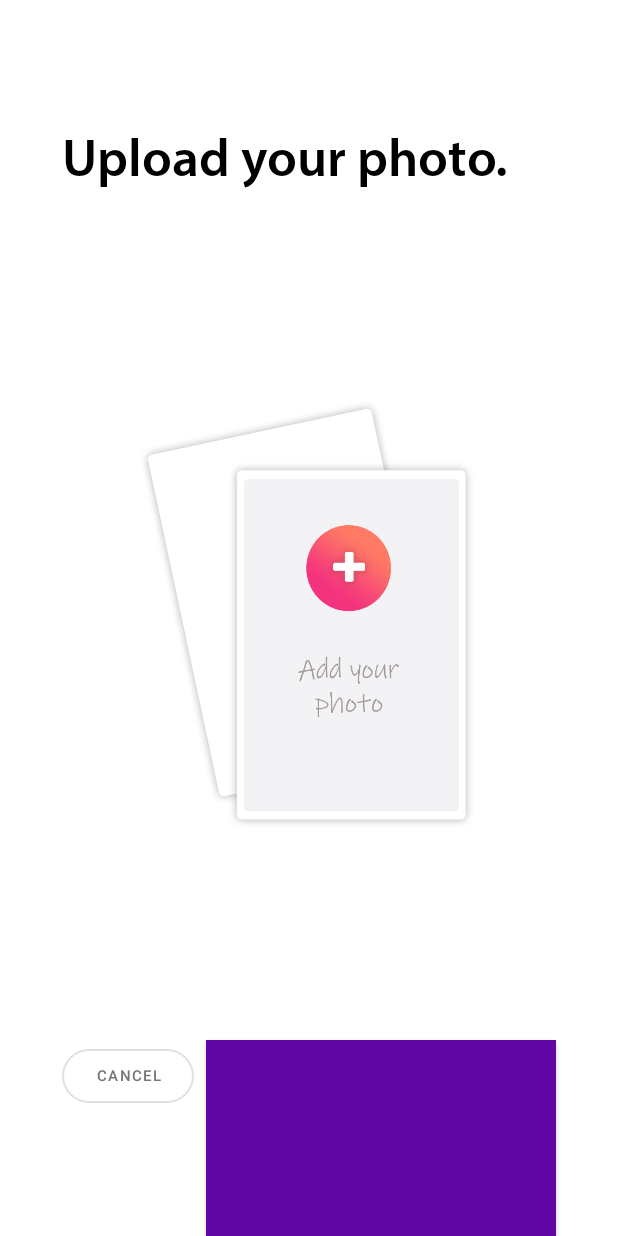
After one commit to Is0git/CameraAPP, an Android app: the AddFragmentOne screen opened through its navigation route, on a phone screen of 412 x 824 dp. The commit adds this screen. Run offline under Robolectric (Android 15) with nearby library versions, the phone set to English and light mode, and no system bars; our stand-ins replace Dagger/Hilt's generated code, Firebase (no records; nobody signed in at launch, a user with empty details on screens opened directly), data binding, navigation-ui.

Commit message:
add fragments ( 1, 2 ,3 )

```diff
--- /dev/null
+++ b/app/src/main/java/com/android/cameraapp/ui/base_activity/add_fragment_choose_photo/AddFragmentOne.kt
@@ -0,0 +1,22 @@
+package com.android.cameraapp.ui.base_activity.add_fragment_choose_photo
+
+import android.os.Bundle
+import android.view.LayoutInflater
+import android.view.View
+import android.view.ViewGroup
+import androidx.fragment.app.Fragment
+import com.android.cameraapp.databinding.AddPhotoFragmentBinding
+
+class AddFragmentOne : Fragment() {
+
+    lateinit var binding: AddPhotoFragmentBinding
+
+    override fun onCreateView(
+        inflater: LayoutInflater,
+        container: ViewGroup?,
+        savedInstanceState: Bundle?
+    ): View? {
+        binding = AddPhotoFragmentBinding.inflate(inflater, container, false)
+        return binding.root
+    }
+}
--- a/app/src/main/res/navigation/main_nav.xml
+++ b/app/src/main/res/navigation/main_nav.xml
@@ -67,4 +67,25 @@
             app:popEnterAnim="@anim/zoom_in_animation"
             app:enterAnim="@anim/zoom_in_animation" />
     </navigation>
+    <fragment
+        android:id="@+id/addFragmentTwo"
+        android:name="com.android.cameraapp.ui.base_activity.add_fragment_write_description.AddFragmentTwo"
+        android:label="AddFragmentTwo" >
+        <action
+            android:id="@+id/action_addFragmentTwo_to_addFragmentThree"
+            app:popUpToInclusive="true"
+            app:destination="@id/addFragmentThree" />
+    </fragment>
+    <fragment
+        android:id="@+id/addFragmentOne"
+        android:name="com.android.cameraapp.ui.base_activity.add_fragment_choose_photo.AddFragmentOne"
+        android:label="AddFragmentOne" >
+        <action
+            android:id="@+id/action_addFragmentOne_to_addFragmentTwo"
+            app:destination="@id/addFragmentTwo" />
+    </fragment>
+    <fragment
+        android:id="@+id/addFragmentThree"
+        android:name="com.android.cameraapp.ui.base_activity.add_fragment_done.AddFragmentThree"
+        android:label="AddFragmentThree" />
 </navigation>
```
Also changed, not shown: app/src/main/java/com/android/cameraapp/ui/base_activity/add_fragment_done/AddFragmentThree.kt (added, +22 -0 lines), app/src/main/java/com/android/cameraapp/ui/base_activity/add_fragment_write_description/AddFragmentTwo.kt (added, +22 -0 lines).
